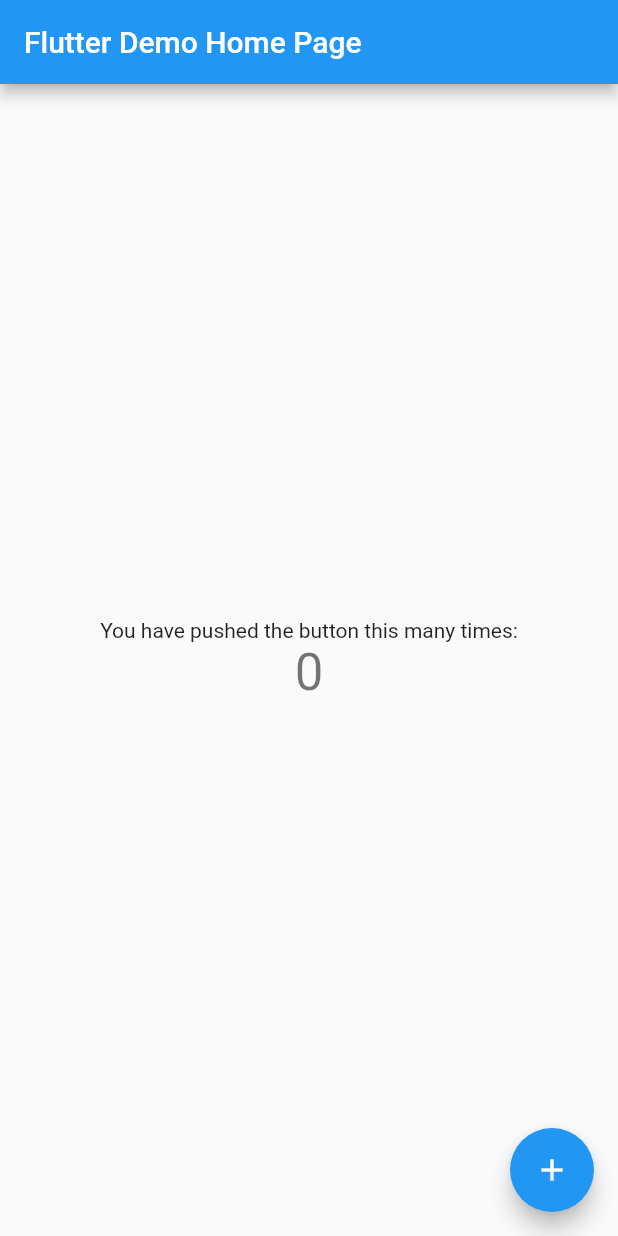
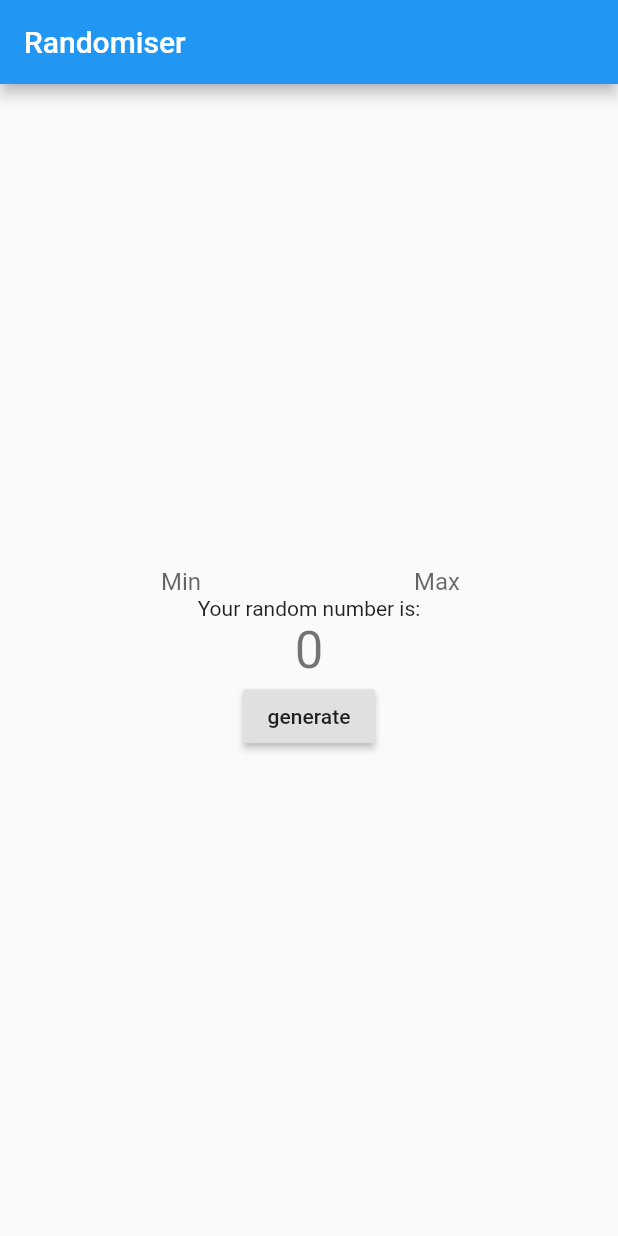
Before and after one commit to OstapFilipenko/Randomiser, a Flutter app: the screen it shows after launch, on a phone screen of 412 x 824 dp. Run offline on Flutter 3.47's test engine with Material 2 defaults, Android fonts, the phone set to English and light mode, and no system bars.

Commit message:
random numb generator

```diff
--- a/lib/main.dart
+++ b/lib/main.dart
@@ -1,20 +1,22 @@
 import 'package:flutter/material.dart';
+import 'dart:math';
+
+import 'package:flutter/services.dart';
 
 void main() {
   runApp(MyApp());
 }
 
 class MyApp extends StatelessWidget {
-  // This widget is the root of your application.
   @override
   Widget build(BuildContext context) {
     return MaterialApp(
-      title: 'Flutter Demo',
+      title: 'Randomiser',
       theme: ThemeData(
         primarySwatch: Colors.blue,
         visualDensity: VisualDensity.adaptivePlatformDensity,
       ),
-      home: MyHomePage(title: 'Flutter Demo Home Page'),
+      home: MyHomePage(title: 'Randomiser'),
     );
   }
 }
@@ -27,12 +29,21 @@ class MyHomePage extends StatefulWidget {
 }
 
 class _MyHomePageState extends State<MyHomePage> {
-  int _counter = 0;
+  int _numb = 0;
+  var rng = new Random();
+  final _minValueController = new TextEditingController();
+  final _maxValueController = new TextEditingController();
 
-  void _incrementCounter() {
+  void _randomNumb(var min, var max) {
     setState(() {
-      _counter++;
+      _numb = min + rng.nextInt(max - min);
     });
+  }
+  @override
+  void dispose() {
+    _minValueController.dispose();
+    _maxValueController.dispose();
+    super.dispose();
   }
 
   @override
@@ -45,20 +56,51 @@ class _MyHomePageState extends State<MyHomePage> {
         child: Column(
           mainAxisAlignment: MainAxisAlignment.center,
           children: <Widget>[
-            Text(
-              'You have pushed the button this many times:',
+            new Row(
+              mainAxisAlignment: MainAxisAlignment.spaceEvenly,
+              children: <Widget>[
+                new Container(
+                    width: 100,
+                    child: new TextField(
+                      controller: _minValueController,
+                      decoration: new InputDecoration.collapsed(
+                        hintText: "Min"
+                      ),
+                      textAlign: TextAlign.center,
+                      keyboardType: TextInputType.number,
+                      inputFormatters: <TextInputFormatter>[WhitelistingTextInputFormatter.digitsOnly],
+                    ),
+                  ),
+                 new Container(
+                    width: 100,
+                    child: new TextField(
+                      controller: _maxValueController,
+                     decoration: new InputDecoration.collapsed(
+                        hintText: "Max"
+                      ),
+                      textAlign: TextAlign.center,
+                      keyboardType: TextInputType.number,
+                      inputFormatters: <TextInputFormatter>[WhitelistingTextInputFormatter.digitsOnly],
+                    ),
+                  )
+              ],
             ),
-            Text(
-              '$_counter',
+
+            new Text(
+              'Your random number is:',
+            ),
+            new Text(
+              '$_numb',
               style: Theme.of(context).textTheme.headline4,
             ),
+            new RaisedButton(
+              child: const Text("generate"),
+              onPressed: (){
+                _randomNumb(int.parse(_minValueController.text), int.parse(_maxValueController.text)+1);
+              }
+            )
           ],
         ),
-      ),
-      floatingActionButton: FloatingActionButton(
-        onPressed: _incrementCounter,
-        tooltip: 'Increment',
-        child: Icon(Icons.add),
       ),
     );
   }
```
